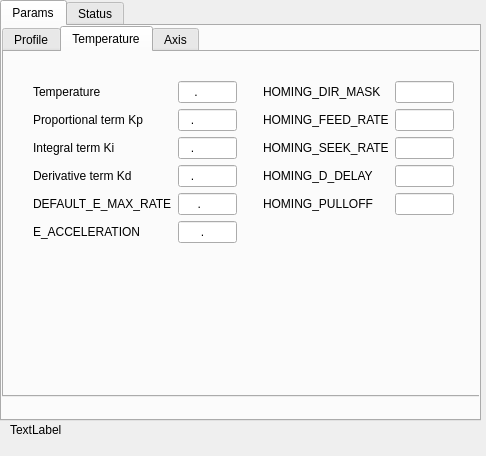
Above: profiles/profiledialog.ui from cuby-tec/mitoPrinter before the change. Below: the same form after it.
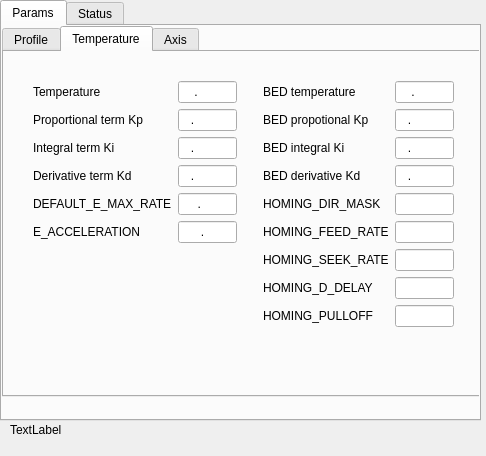
That is the form after the change. The open tabs and pages were chosen to show the change. Icons and pictures are not drawn.

What changed in the file:
```diff
--- a/profiles/profiledialog.ui
+++ b/profiles/profiledialog.ui
@@ -349,42 +349,42 @@
           <property name="bottomMargin">
            <number>10</number>
           </property>
-          <item row="0" column="0">
+          <item row="4" column="0">
            <widget class="QLabel" name="hOMING_DIR_MASKLabel">
             <property name="text">
              <string>HOMING_DIR_MASK</string>
             </property>
            </widget>
           </item>
-          <item row="0" column="1">
+          <item row="4" column="1">
            <widget class="QLineEdit" name="LineEdit_HOMING_DIR_MASK">
             <property name="toolTip">
              <string>HOMING_DIR_MASK</string>
             </property>
            </widget>
           </item>
-          <item row="1" column="0">
+          <item row="5" column="0">
            <widget class="QLabel" name="hOMING_FEED_RATELabel">
             <property name="text">
              <string>HOMING_FEED_RATE</string>
             </property>
            </widget>
           </item>
-          <item row="1" column="1">
+          <item row="5" column="1">
            <widget class="QLineEdit" name="LineEdit_HOMING_FEED_RATE">
             <property name="toolTip">
              <string>&lt;html&gt;&lt;head/&gt;&lt;body&gt;&lt;table border=&quot;0&quot; style=&quot; margin-top:0px; margin-bottom:0px; margin-left:0px; margin-right:0px;&quot; cellspacing=&quot;0&quot; cellpadding=&quot;0&quot;&gt;&lt;tr&gt;&lt;td&gt;&lt;p&gt;&lt;span style=&quot; font-family:'Liberation Sans';&quot;&gt;Число оборотов (об/мин)&lt;/span&gt;&lt;/p&gt;&lt;/td&gt;&lt;/tr&gt;&lt;/table&gt;&lt;/body&gt;&lt;/html&gt;</string>
             </property>
            </widget>
           </item>
-          <item row="2" column="0">
+          <item row="6" column="0">
            <widget class="QLabel" name="hOMING_SEEK_RATELabel">
             <property name="text">
              <string>HOMING_SEEK_RATE</string>
             </property>
            </widget>
           </item>
-          <item row="2" column="1">
+          <item row="6" column="1">
            <widget class="QLineEdit" name="LineEdit_HOMING_SEEK_RATE">
             <property name="toolTip">
              <string>Число оборотов (об/мин)
@@ -392,29 +392,85 @@
             </property>
            </widget>
           </item>
-          <item row="3" column="0">
+          <item row="7" column="0">
            <widget class="QLabel" name="hOMING_D_DELAYLabel">
             <property name="text">
              <string>HOMING_D_DELAY</string>
             </property>
            </widget>
           </item>
-          <item row="3" column="1">
+          <item row="7" column="1">
            <widget class="QLineEdit" name="LineEdit_HOMING_D_DELAY">
             <property name="toolTip">
              <string>HOMING_DEBOUNCE_DELAY</string>
             </property>
            </widget>
           </item>
-          <item row="4" column="0">
+          <item row="8" column="1">
+           <widget class="QLineEdit" name="LineEdit_HOMING_PULLOFF"/>
+          </item>
+          <item row="8" column="0">
            <widget class="QLabel" name="hOMING_PULLOFFLabel">
             <property name="text">
              <string>HOMING_PULLOFF</string>
             </property>
            </widget>
           </item>
-          <item row="4" column="1">
-           <widget class="QLineEdit" name="LineEdit_HOMING_PULLOFF"/>
+          <item row="0" column="0">
+           <widget class="QLabel" name="label_17">
+            <property name="text">
+             <string>BED temperature</string>
+            </property>
+           </widget>
+          </item>
+          <item row="0" column="1">
+           <widget class="QLineEdit" name="bed_temperature_lineEdit">
+            <property name="inputMask">
+             <string>0000.0</string>
+            </property>
+           </widget>
+          </item>
+          <item row="1" column="0">
+           <widget class="QLabel" name="label_18">
+            <property name="text">
+             <string>BED propotional Kp</string>
+            </property>
+           </widget>
+          </item>
+          <item row="1" column="1">
+           <widget class="QLineEdit" name="bed_propotional_lineEdit">
+            <property name="inputMask">
+             <string>000.000</string>
+            </property>
+           </widget>
+          </item>
+          <item row="2" column="0">
+           <widget class="QLabel" name="label_19">
+            <property name="text">
+             <string>BED integral Ki</string>
+            </property>
+           </widget>
+          </item>
+          <item row="2" column="1">
+           <widget class="QLineEdit" name="bed_integral_lineEdit">
+            <property name="inputMask">
+             <string>000.000</string>
+            </property>
+           </widget>
+          </item>
+          <item row="3" column="0">
+           <widget class="QLabel" name="label_20">
+            <property name="text">
+             <string>BED derivative Kd</string>
+            </property>
+           </widget>
+          </item>
+          <item row="3" column="1">
+           <widget class="QLineEdit" name="bed_derivative_lineEdit">
+            <property name="inputMask">
+             <string>000.0000</string>
+            </property>
+           </widget>
           </item>
          </layout>
         </item>
```
Left out of the diff: 2 changed lines with no effect on the pictures.
